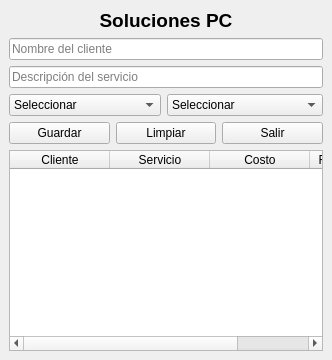
marcosmanobanda/Proyecto_Grupal_Servicios, file src/UI/gestion_servicios.ui: the form before one commit.
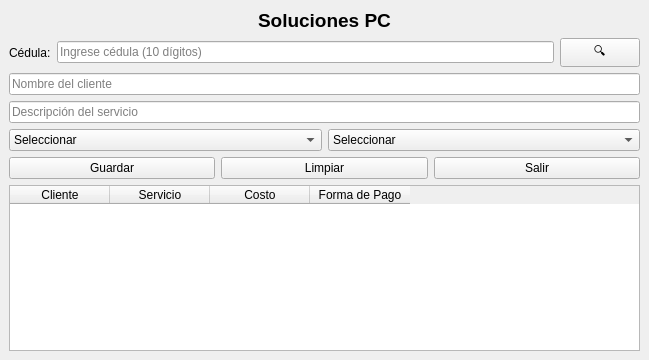
The form after the commit.

What changed in the file:
```diff
--- a/src/UI/gestion_servicios.ui
+++ b/src/UI/gestion_servicios.ui
@@ -6,7 +6,7 @@
    <rect>
     <x>0</x>
     <y>0</y>
-    <width>332</width>
+    <width>649</width>
     <height>360</height>
    </rect>
   </property>
@@ -31,6 +31,37 @@
       </property>
      </widget>
     </item>
+    <item>
+     <layout class="QHBoxLayout" name="cedulaLayout">
+      <item>
+       <widget class="QLabel" name="lblCedula">
+        <property name="text">
+         <string>Cédula:</string>
+        </property>
+       </widget>
+      </item>
+      <item>
+       <widget class="QLineEdit" name="txtCedula">
+        <property name="maxLength">
+         <number>10</number>
+        </property>
+        <property name="placeholderText">
+         <string>Ingrese cédula (10 dígitos)</string>
+        </property>
+       </widget>
+      </item>
+      <item>
+       <widget class="QPushButton" name="btnBuscar">
+        <property name="toolTip">
+         <string>Buscar por cédula</string>
+        </property>
+        <property name="text">
+         <string>🔍</string>
+        </property>
+       </widget>
+      </item>
+     </layout>
+    </item>
     <item>
      <widget class="QLineEdit" name="txtCliente">
       <property name="placeholderText">
```
